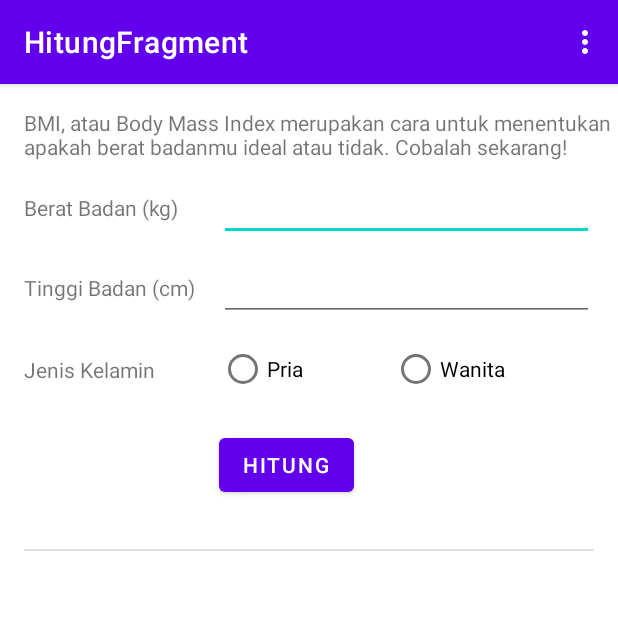
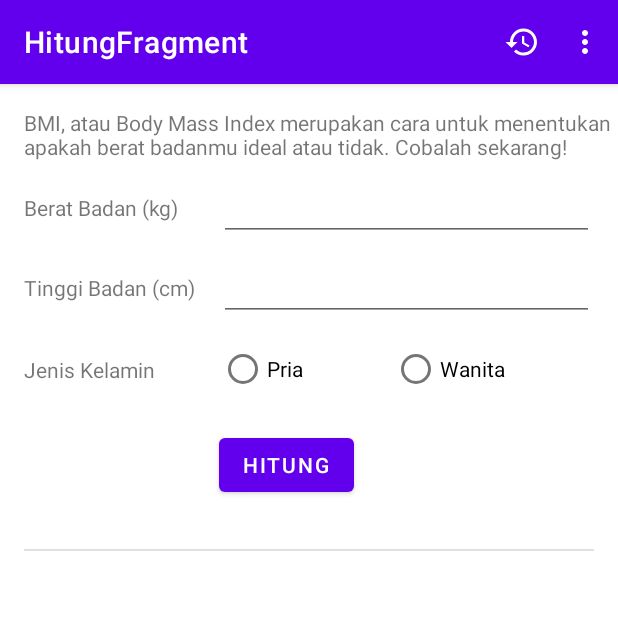
Before and after one commit to D3IF-Cool/4301-hitung-bmi-NaufalRafifC25, an Android app: the screen it shows after launch (MainActivity), after a tap on "HITUNG", on a phone screen of 412 x 824 dp, the top half of it. Run offline under Robolectric (Android 15) with nearby library versions, the phone set to English and light mode, and no system bars; our stand-ins replace Room's generated code, navigation-ui; 1 other tap on this screen came first.

Commit message:
Menambahkan fitur histori

```diff
--- /dev/null
+++ b/app/src/main/res/drawable/ic_baseline_history_24.xml
@@ -0,0 +1,5 @@
+<vector android:height="24dp" android:tint="#FFFFFF"
+    android:viewportHeight="24" android:viewportWidth="24"
+    android:width="24dp" xmlns:android="http://schemas.android.com/apk/res/android">
+    <path android:fillColor="@android:color/white" android:pathData="M13,3c-4.97,0 -9,4.03 -9,9L1,12l3.89,3.89 0.07,0.14L9,12L6,12c0,-3.87 3.13,-7 7,-7s7,3.13 7,7 -3.13,7 -7,7c-1.93,0 -3.68,-0.79 -4.94,-2.06l-1.42,1.42C8.27,19.99 10.51,21 13,21c4.97,0 9,-4.03 9,-9s-4.03,-9 -9,-9zM12,8v5l4.28,2.54 0.72,-1.21 -3.5,-2.08L13.5,8L12,8z"/>
+</vector>
--- a/app/src/main/res/menu/options_menu.xml
+++ b/app/src/main/res/menu/options_menu.xml
@@ -1,6 +1,12 @@
 <?xml version="1.0" encoding="utf-8"?>
 <menu xmlns:app="http://schemas.android.com/apk/res-auto"
     xmlns:android="http://schemas.android.com/apk/res/android">
+
+    <item
+        android:id="@+id/menu_histori"
+        android:icon="@drawable/ic_baseline_history_24"
+        android:title="@string/histori"
+        app:showAsAction="ifRoom"/>
 
     <item
         android:id="@+id/menu_about"
--- a/app/src/main/res/values/strings.xml
+++ b/app/src/main/res/values/strings.xml
@@ -29,4 +29,6 @@
     <string name="tentang_aplikasi">Tentang Aplikasi</string>
     <string name="bagikan">Bagikan</string>
     <string name="bagikan_template">Berat badan : %1$s kg\nTinggi badan: %2$s cm\nJenis kelamin: %3$s\n\n%4$s\n%5$s</string>
+    <string name="belum_ada_data">Belum ada data</string>
+    <string name="histori">Histori</string>
 </resources>
```
Also changed, not shown: app/src/main/java/org/d3if4062/hitungbmi/ui/histori/HistoriFragment.kt (added, +17 -0 lines), app/src/main/java/org/d3if4062/hitungbmi/ui/hitung/HitungFragment.kt (+9 -4 lines), app/src/main/res/layout/fragment_histori.xml (added, +12 -0 lines), app/src/main/res/navigation/navigation.xml (+8 -0 lines).
